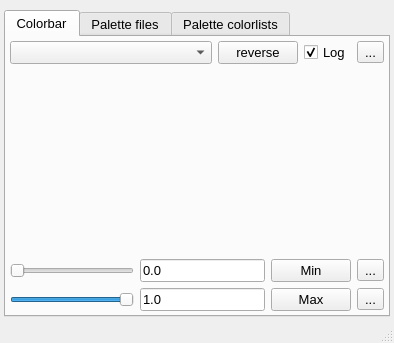
First picture: the form in UIs/nColorBarWin.ui, repository NeutrinoToolkit/Neutrino, before the edit.
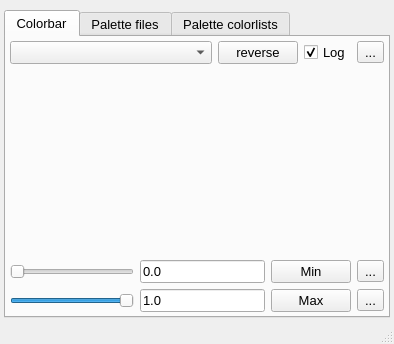
Second picture: the form after the edit. The open tabs and pages were chosen to show the change. Icons and pictures are not drawn. Custom widgets are drawn as their Qt base class.

Diff of the .ui file:
```diff
--- a/UIs/nColorBarWin.ui
+++ b/UIs/nColorBarWin.ui
@@ -7,7 +7,7 @@
     <x>0</x>
     <y>0</y>
     <width>394</width>
-    <height>343</height>
+    <height>344</height>
    </rect>
   </property>
   <property name="windowTitle">
```
Left out of the diff: 43 changed lines with no effect on the pictures.
